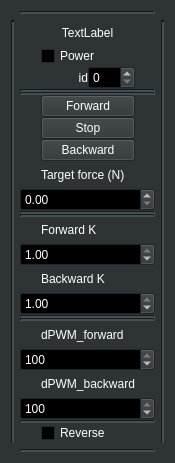
Above: ThrusterSettings/Thruster.ui from HydroScan-rov/PoolsideGUI before the change. Below: the same form after it.
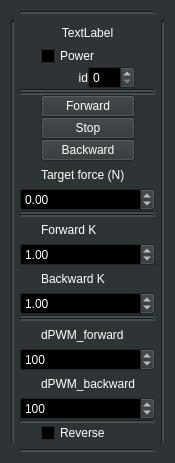
That is the form after the change.

```diff
--- a/ThrusterSettings/Thruster.ui
+++ b/ThrusterSettings/Thruster.ui
@@ -507,7 +507,7 @@
         <number>0</number>
        </property>
        <property name="maximum">
-        <number>100</number>
+        <number>500</number>
        </property>
        <property name="singleStep">
         <number>2</number>
@@ -554,6 +554,9 @@
      </item>
      <item row="11" column="0" colspan="4">
       <widget class="QDoubleSpinBox" name="doubleSpinBox_ThrusterSetTargetForce">
+       <property name="minimum">
+        <double>-40.000000000000000</double>
+       </property>
        <property name="maximum">
         <double>40.000000000000000</double>
        </property>
@@ -572,7 +575,7 @@
      <item row="18" column="0" colspan="4">
       <widget class="QDoubleSpinBox" name="DoubleSpinBox_SetBackwardK">
        <property name="maximum">
-        <double>1.000000000000000</double>
+        <double>2.000000000000000</double>
        </property>
        <property name="singleStep">
         <double>0.050000000000000</double>
@@ -588,7 +591,7 @@
         <number>0</number>
        </property>
        <property name="maximum">
-        <number>100</number>
+        <number>500</number>
        </property>
        <property name="singleStep">
         <number>2</number>
@@ -642,7 +645,7 @@
      <item row="15" column="0" colspan="4">
       <widget class="QDoubleSpinBox" name="DoubleSpinBox_SetForwardK">
        <property name="maximum">
-        <double>1.000000000000000</double>
+        <double>2.000000000000000</double>
        </property>
        <property name="singleStep">
         <double>0.050000000000000</double>
```
